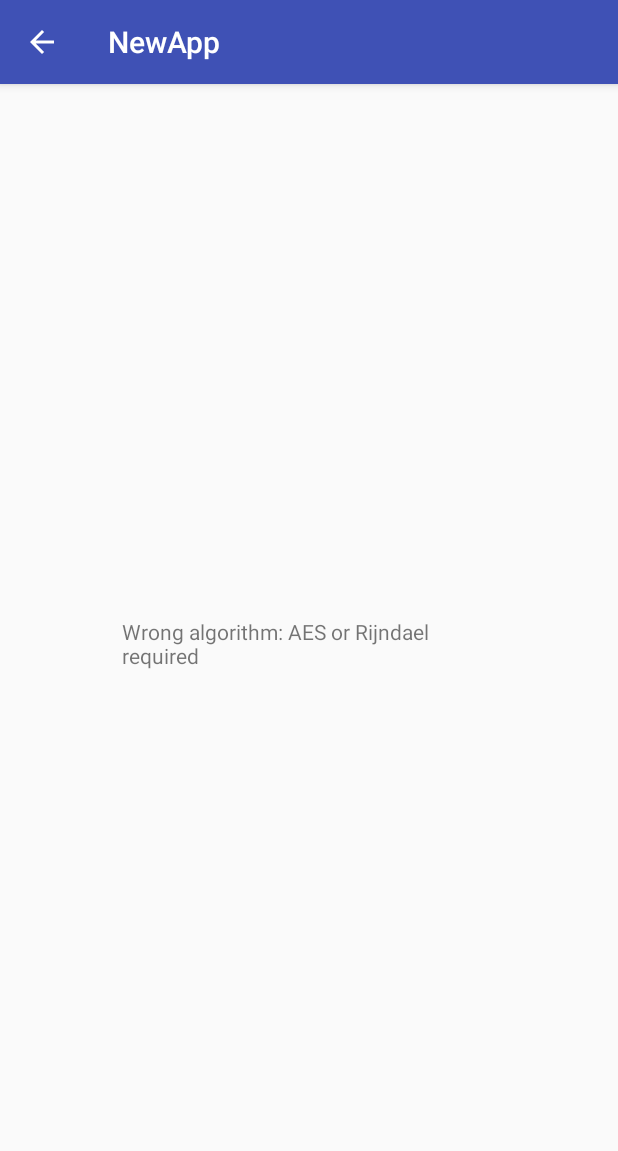
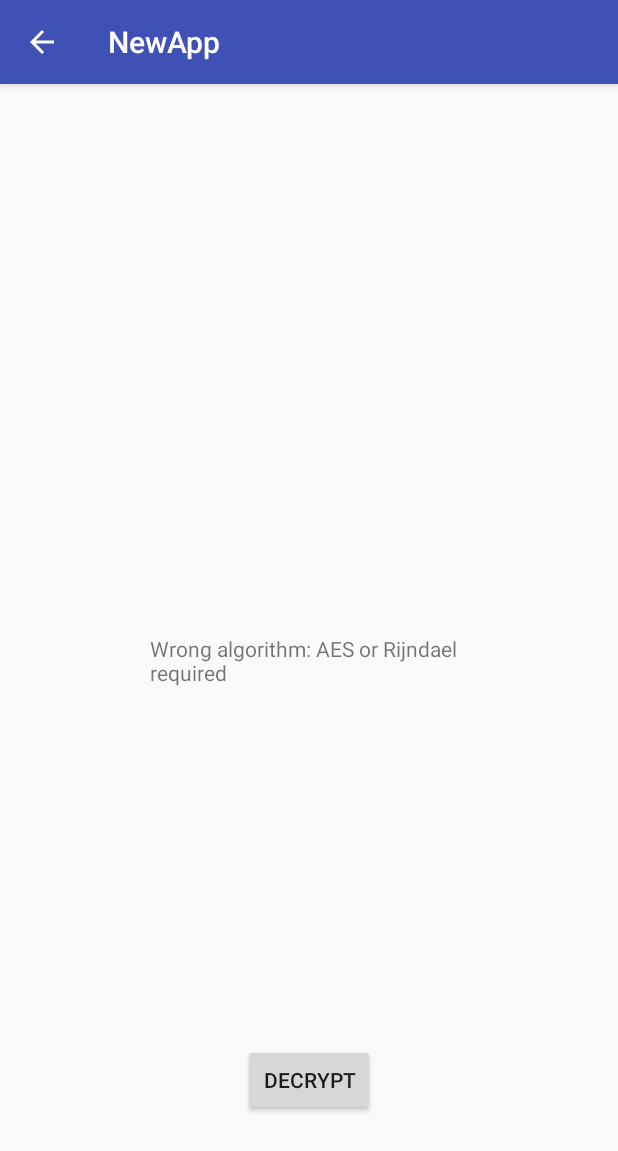
Before and after one commit to anindya6/SecureStorage, an Android app: the DisplayMessageActivity screen opened directly, with no data from a screen before it, on a phone screen of 412 x 824 dp. Shown: the top 1151 px of the screen. Run offline under Robolectric (Android 15) with nearby library versions, the phone set to English and light mode, and no system bars.

```diff
--- a/app/src/main/res/layout/activity_display_message.xml
+++ b/app/src/main/res/layout/activity_display_message.xml
@@ -8,20 +8,51 @@
 
     <TextView
         android:id="@+id/textView2"
-        android:layout_width="wrap_content"
-        android:layout_height="wrap_content"
+        android:layout_width="192dp"
+        android:layout_height="56dp"
         app:layout_constraintLeft_toLeftOf="parent"
         app:layout_constraintRight_toRightOf="parent"
-        tools:layout_editor_absoluteY="0dp" />
+        app:layout_constraintHorizontal_bias="0.503"
+        app:layout_constraintBottom_toTopOf="@+id/textView4"
+        app:layout_constraintTop_toTopOf="parent" />
 
     <TextView
         android:id="@+id/textView"
-        android:layout_width="249dp"
-        android:layout_height="116dp"
+        android:layout_width="213dp"
+        android:layout_height="64dp"
         app:layout_constraintLeft_toLeftOf="parent"
         app:layout_constraintRight_toRightOf="parent"
+        app:layout_constraintTop_toBottomOf="@+id/textView4"
+        app:layout_constraintHorizontal_bias="0.502"
+        app:layout_constraintBottom_toTopOf="@+id/textView7" />
+
+    <Button
+        android:id="@+id/button2"
+        android:layout_width="wrap_content"
+        android:layout_height="wrap_content"
+        android:onClick="sendMessage"
+        android:text="Decrypt"
         app:layout_constraintBottom_toBottomOf="parent"
-        app:layout_constraintTop_toBottomOf="@+id/textView2"
-        app:layout_constraintHorizontal_bias="0.502"
-        app:layout_constraintVertical_bias="0.531" />
+        app:layout_constraintLeft_toLeftOf="parent"
+        app:layout_constraintRight_toRightOf="parent"
+        app:layout_constraintTop_toBottomOf="@+id/textView7" />
+
+    <TextView
+        android:id="@+id/textView4"
+        android:layout_width="142dp"
+        android:layout_height="70dp"
+        app:layout_constraintBottom_toTopOf="@+id/textView"
+        app:layout_constraintLeft_toLeftOf="parent"
+        app:layout_constraintRight_toRightOf="parent"
+        app:layout_constraintTop_toBottomOf="@+id/textView2" />
+
+    <TextView
+        android:id="@+id/textView7"
+        android:layout_width="150dp"
+        android:layout_height="49dp"
+        app:layout_constraintBottom_toTopOf="@+id/button2"
+        app:layout_constraintLeft_toLeftOf="parent"
+        app:layout_constraintRight_toRightOf="parent"
+        app:layout_constraintTop_toBottomOf="@+id/textView"
+        tools:layout_editor_absoluteY="329dp" />
 </android.support.constraint.ConstraintLayout>
```
Also changed, not shown: app/src/main/AndroidManifest.xml (+12 -2 lines), app/src/main/java/com/example/anindyabhandari/newapp/Decrypt.java (added, +73 -0 lines), app/src/main/java/com/example/anindyabhandari/newapp/DisplayMessageActivity.java (+35 -10 lines), app/src/main/res/layout/activity_decrypt.xml (added, +36 -0 lines).
